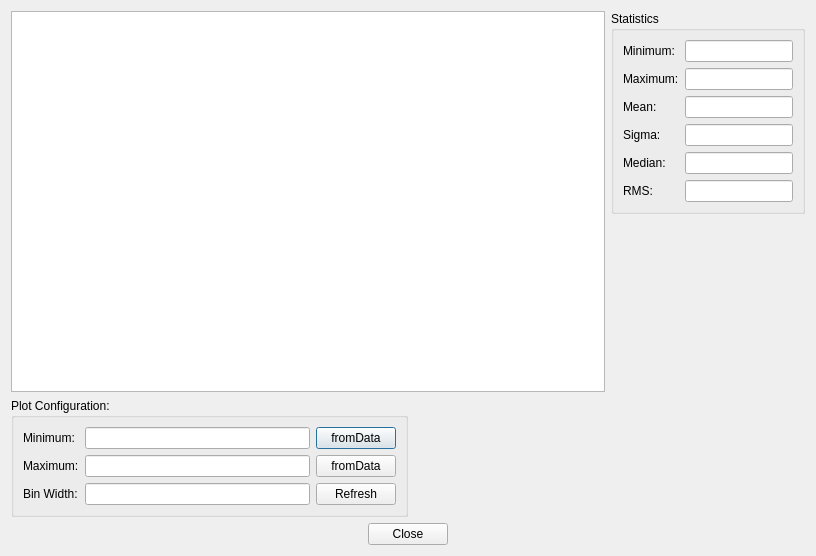
Above: StatisticsUI/histogramdialog.ui from fsoos74/su before the change. Below: the same form after it.
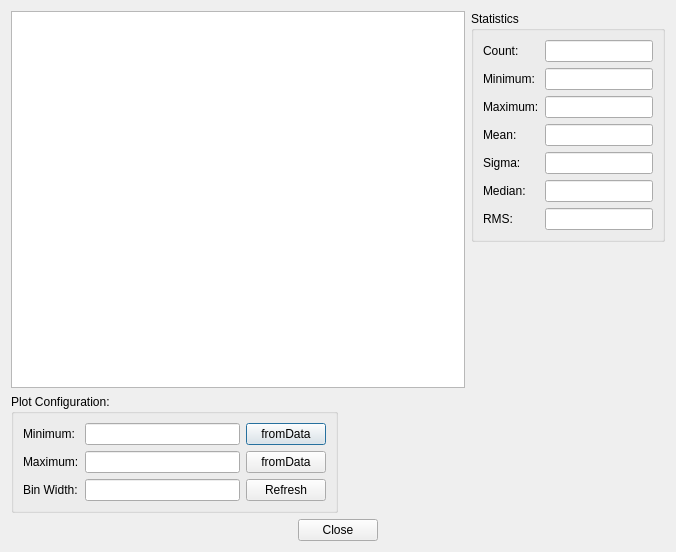
That is the form after the change.

```diff
--- a/StatisticsUI/histogramdialog.ui
+++ b/StatisticsUI/histogramdialog.ui
@@ -6,8 +6,8 @@
    <rect>
     <x>0</x>
     <y>0</y>
-    <width>816</width>
-    <height>556</height>
+    <width>676</width>
+    <height>552</height>
    </rect>
   </property>
   <property name="windowTitle">
@@ -19,11 +19,17 @@
      <item>
       <widget class="QGraphicsView" name="graphicsView">
        <property name="sizePolicy">
-        <sizepolicy hsizetype="Expanding" vsizetype="Expanding">
+        <sizepolicy hsizetype="MinimumExpanding" vsizetype="MinimumExpanding">
          <horstretch>1</horstretch>
          <verstretch>1</verstretch>
         </sizepolicy>
        </property>
+       <property name="minimumSize">
+        <size>
+         <width>400</width>
+         <height>300</height>
+        </size>
+       </property>
       </widget>
      </item>
      <item>
@@ -35,89 +41,187 @@
          </property>
          <layout class="QGridLayout" name="gridLayout">
           <item row="0" column="0">
+           <widget class="QLabel" name="label_10">
+            <property name="text">
+             <string>Count:</string>
+            </property>
+           </widget>
+          </item>
+          <item row="0" column="1">
+           <widget class="QLineEdit" name="leStatCount">
+            <property name="sizePolicy">
+             <sizepolicy hsizetype="MinimumExpanding" vsizetype="Fixed">
+              <horstretch>0</horstretch>
+              <verstretch>0</verstretch>
+             </sizepolicy>
+            </property>
+            <property name="minimumSize">
+             <size>
+              <width>100</width>
+              <height>0</height>
+             </size>
+            </property>
+            <property name="readOnly">
+             <bool>true</bool>
+            </property>
+           </widget>
+          </item>
+          <item row="1" column="0">
            <widget class="QLabel" name="label_4">
             <property name="text">
              <string>Minimum:</string>
             </property>
            </widget>
           </item>
-          <item row="0" column="1">
+          <item row="1" column="1">
            <widget class="QLineEdit" name="leStatMinimum">
+            <property name="sizePolicy">
+             <sizepolicy hsizetype="MinimumExpanding" vsizetype="Fixed">
+              <horstretch>0</horstretch>
+              <verstretch>0</verstretch>
+             </sizepolicy>
+            </property>
+            <property name="minimumSize">
+             <size>
+              <width>100</width>
+              <height>0</height>
+             </size>
+            </property>
             <property name="readOnly">
              <bool>true</bool>
             </property>
            </widget>
           </item>
-          <item row="1" column="0">
+          <item row="2" column="0">
            <widget class="QLabel" name="label_5">
             <property name="text">
              <string>Maximum:</string>
             </property>
            </widget>
           </item>
-          <item row="1" column="1">
+          <item row="2" column="1">
            <widget class="QLineEdit" name="leStatMaximum">
+            <property name="sizePolicy">
+             <sizepolicy hsizetype="MinimumExpanding" vsizetype="Fixed">
+              <horstretch>0</horstretch>
+              <verstretch>0</verstretch>
+             </sizepolicy>
+            </property>
+            <property name="minimumSize">
+             <size>
+              <width>100</width>
+              <height>0</height>
+             </size>
+            </property>
             <property name="readOnly">
              <bool>true</bool>
             </property>
            </widget>
           </item>
-          <item row="2" column="0">
+          <item row="3" column="0">
            <widget class="QLabel" name="label_6">
             <property name="text">
              <string>Mean:</string>
             </property>
            </widget>
           </item>
-          <item row="2" column="1">
+          <item row="3" column="1">
            <widget class="QLineEdit" name="leStatMean">
+            <property name="sizePolicy">
+             <sizepolicy hsizetype="MinimumExpanding" vsizetype="Fixed">
+              <horstretch>0</horstretch>
+              <verstretch>0</verstretch>
+             </sizepolicy>
+            </property>
+            <property name="minimumSize">
+             <size>
+              <width>100</width>
+              <height>0</height>
+             </size>
+            </property>
             <property name="readOnly">
              <bool>true</bool>
             </property>
            </widget>
           </item>
-          <item row="3" column="0">
+          <item row="4" column="0">
            <widget class="QLabel" name="label_7">
             <property name="text">
              <string>Sigma:</string>
             </property>
            </widget>
           </item>
-          <item row="3" column="1">
+          <item row="4" column="1">
            <widget class="QLineEdit" name="leStatSigma">
+            <property name="sizePolicy">
+             <sizepolicy hsizetype="MinimumExpanding" vsizetype="Fixed">
+              <horstretch>0</horstretch>
+              <verstretch>0</verstretch>
+             </sizepolicy>
+            </property>
+            <property name="minimumSize">
+             <size>
+              <width>100</width>
+              <height>0</height>
+             </size>
+            </property>
             <property name="readOnly">
              <bool>true</bool>
             </property>
            </widget>
           </item>
-          <item row="4" column="0">
+          <item row="5" column="0">
            <widget class="QLabel" name="label_8">
             <property name="text">
              <string>Median:</string>
             </property>
            </widget>
           </item>
-          <item row="4" column="1">
-           <widget class="QLineEdit" name="leStatMedian">
-            <property name="readOnly">
-             <bool>true</bool>
-            </property>
-           </widget>
-          </item>
           <item row="5" column="1">
-           <widget class="QLineEdit" name="leStatRMS">
+           <widget class="QLineEdit" name="leStatMedian">
+            <property name="sizePolicy">
+             <sizepolicy hsizetype="MinimumExpanding" vsizetype="Fixed">
+              <horstretch>0</horstretch>
+              <verstretch>0</verstretch>
+             </sizepolicy>
+            </property>
+            <property name="minimumSize">
+             <size>
+              <width>100</width>
+              <height>0</height>
+             </size>
+            </property>
             <property name="readOnly">
              <bool>true</bool>
             </property>
            </widget>
           </item>
-          <item row="5" column="0">
+          <item row="6" column="0">
            <widget class="QLabel" name="label_9">
             <property name="text">
              <string>RMS:</string>
             </property>
            </widget>
           </item>
+          <item row="6" column="1">
+           <widget class="QLineEdit" name="leStatRMS">
+            <property name="sizePolicy">
+             <sizepolicy hsizetype="MinimumExpanding" vsizetype="Fixed">
+              <horstretch>0</horstretch>
+              <verstretch>0</verstretch>
+             </sizepolicy>
+            </property>
+            <property name="minimumSize">
+             <size>
+              <width>100</width>
+              <height>0</height>
+             </size>
+            </property>
+            <property name="readOnly">
+             <bool>true</bool>
+            </property>
+           </widget>
+          </item>
          </layout>
         </widget>
        </item>
@@ -154,7 +258,20 @@
          </widget>
         </item>
         <item row="0" column="1">
-         <widget class="QLineEdit" name="lePlotMinimum"/>
+         <widget class="QLineEdit" name="lePlotMinimum">
+          <property name="sizePolicy">
+           <sizepolicy hsizetype="MinimumExpanding" vsizetype="Fixed">
+            <horstretch>0</horstretch>
+            <verstretch>0</verstretch>
+           </sizepolicy>
+          </property>
+          <property name="minimumSize">
+           <size>
+            <width>100</width>
+            <height>0</height>
+           </size>
+          </property>
+         </widget>
         </item>
         <item row="0" column="2">
          <widget class="QPushButton" name="pbMinFromData">
@@ -171,7 +288,20 @@
          </widget>
         </item>
         <item row="1" column="1">
-         <widget class="QLineEdit" name="lePlotMaximum"/>
+         <widget class="QLineEdit" name="lePlotMaximum">
+          <property name="sizePolicy">
+           <sizepolicy hsizetype="MinimumExpanding" vsizetype="Fixed">
+            <horstretch>0</horstretch>
+            <verstretch>0</verstretch>
+           </sizepolicy>
+          </property>
+          <property name="minimumSize">
+           <size>
+            <width>100</width>
+            <height>0</height>
+           </size>
+          </property>
+         </widget>
         </item>
         <item row="1" column="2">
          <widget class="QPushButton" name="pbMaxFromData">
@@ -188,7 +318,20 @@
          </widget>
         </item>
         <item row="2" column="1">
-         <widget class="QLineEdit" name="lePlotBinWidth"/>
+         <widget class="QLineEdit" name="lePlotBinWidth">
+          <property name="sizePolicy">
+           <sizepolicy hsizetype="MinimumExpanding" vsizetype="Fixed">
+            <horstretch>0</horstretch>
+            <verstretch>0</verstretch>
+           </sizepolicy>
+          </property>
+          <property name="minimumSize">
+           <size>
+            <width>100</width>
+            <height>0</height>
+           </size>
+          </property>
+         </widget>
         </item>
         <item row="2" column="2">
          <widget class="QPushButton" name="pbRefresh">
@@ -205,6 +348,9 @@
        <property name="orientation">
         <enum>Qt::Horizontal</enum>
        </property>
+       <property name="sizeType">
+        <enum>QSizePolicy::MinimumExpanding</enum>
+       </property>
        <property name="sizeHint" stdset="0">
         <size>
          <width>40</width>
```
Left out of the diff: 2 changed lines with no effect on the pictures.
